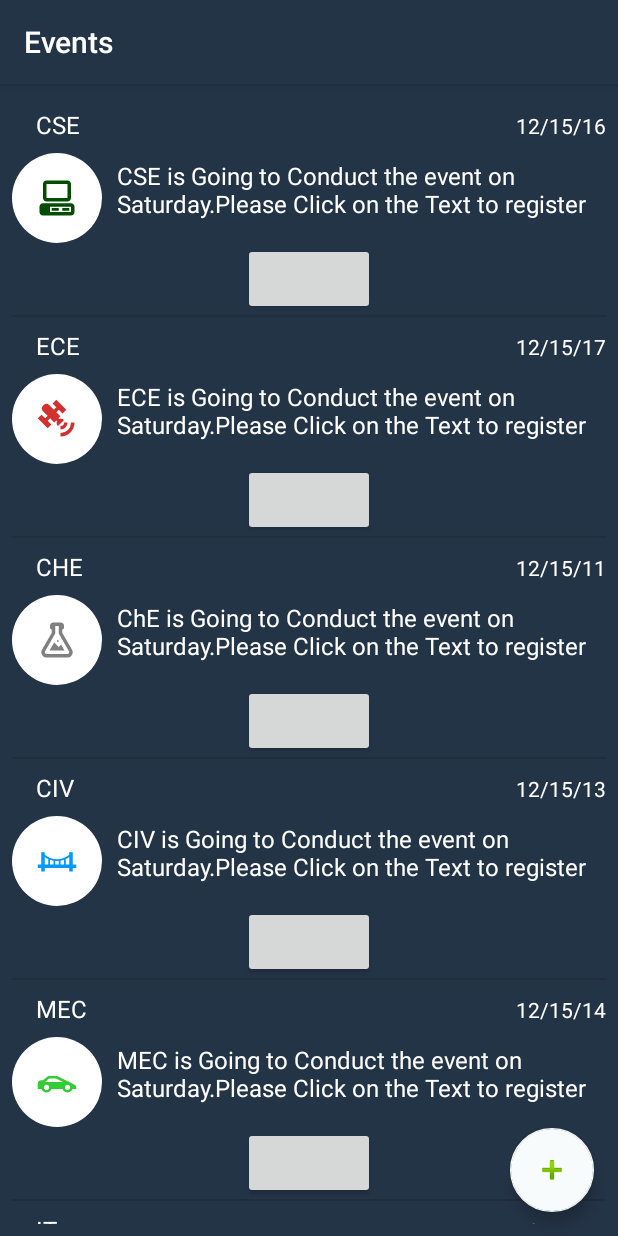
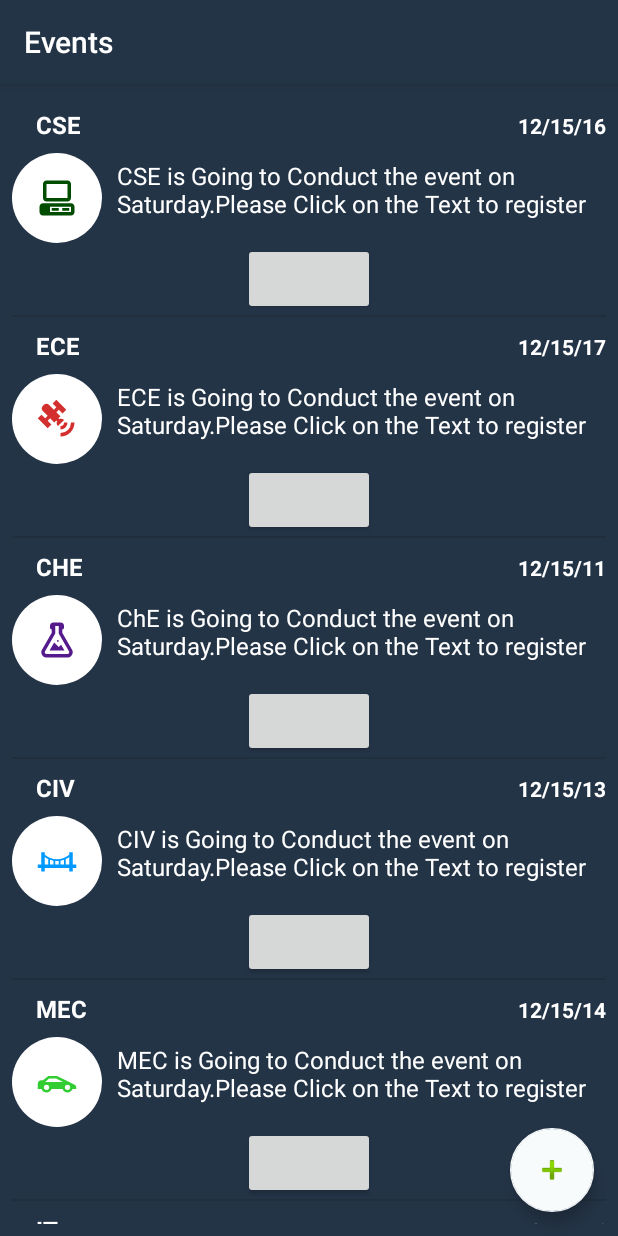
Before and after one commit to chillmonk2/collegeEvents, an Android app: the screen it shows after launch (MainActivity), on a phone screen of 412 x 824 dp. Run offline under Robolectric (Android 15) with nearby library versions, the phone set to English and light mode, and no system bars; libraries missing offline, so code that uses them is left out: com.like; plain views replace LikeButton; Roboto replaces fonts that are not available here; 2 statements that could not run were skipped.

Commit message:
Full UI for Events 2 Update

```diff
--- a/app/src/main/res/drawable/chemical_icon.xml
+++ b/app/src/main/res/drawable/chemical_icon.xml
@@ -4,5 +4,5 @@
     android:width="28dp"
     android:viewportWidth="24"
     android:viewportHeight="24">
-    <path android:fillColor="#808080" android:pathData="M5,19A1,1 0 0,0 6,20H18A1,1 0 0,0 19,19C19,18.79 18.93,18.59 18.82,18.43L13,8.35V4H11V8.35L5.18,18.43C5.07,18.59 5,18.79 5,19M6,22A3,3 0 0,1 3,19C3,18.4 3.18,17.84 3.5,17.37L9,7.81V6A1,1 0 0,1 8,5V4A2,2 0 0,1 10,2H14A2,2 0 0,1 16,4V5A1,1 0 0,1 15,6V7.81L20.5,17.37C20.82,17.84 21,18.4 21,19A3,3 0 0,1 18,22H6M13,16L14.34,14.66L16.27,18H7.73L10.39,13.39L13,16M12.5,12A0.5,0.5 0 0,1 13,12.5A0.5,0.5 0 0,1 12.5,13A0.5,0.5 0 0,1 12,12.5A0.5,0.5 0 0,1 12.5,12Z" />
+    <path android:fillColor="#551a8b" android:pathData="M5,19A1,1 0 0,0 6,20H18A1,1 0 0,0 19,19C19,18.79 18.93,18.59 18.82,18.43L13,8.35V4H11V8.35L5.18,18.43C5.07,18.59 5,18.79 5,19M6,22A3,3 0 0,1 3,19C3,18.4 3.18,17.84 3.5,17.37L9,7.81V6A1,1 0 0,1 8,5V4A2,2 0 0,1 10,2H14A2,2 0 0,1 16,4V5A1,1 0 0,1 15,6V7.81L20.5,17.37C20.82,17.84 21,18.4 21,19A3,3 0 0,1 18,22H6M13,16L14.34,14.66L16.27,18H7.73L10.39,13.39L13,16M12.5,12A0.5,0.5 0 0,1 13,12.5A0.5,0.5 0 0,1 12.5,13A0.5,0.5 0 0,1 12,12.5A0.5,0.5 0 0,1 12.5,12Z" />
 </vector>
--- a/app/src/main/res/layout/list_event_item.xml
+++ b/app/src/main/res/layout/list_event_item.xml
@@ -23,6 +23,7 @@
             tools:text="Organiser"
             android:textAllCaps="true"
             android:textColor="#ffffff"
+            android:textStyle="bold"
             android:textSize="16sp"
             android:paddingLeft="16dp"/>
         <TextView
@@ -30,7 +31,7 @@
             android:layout_width="0dp"
             android:layout_weight="1"
             android:layout_height="wrap_content"
-
+            android:textStyle="bold"
             tools:text="12/03/20"
             android:gravity="right"
             android:textColor="#ffffff"/>
```
